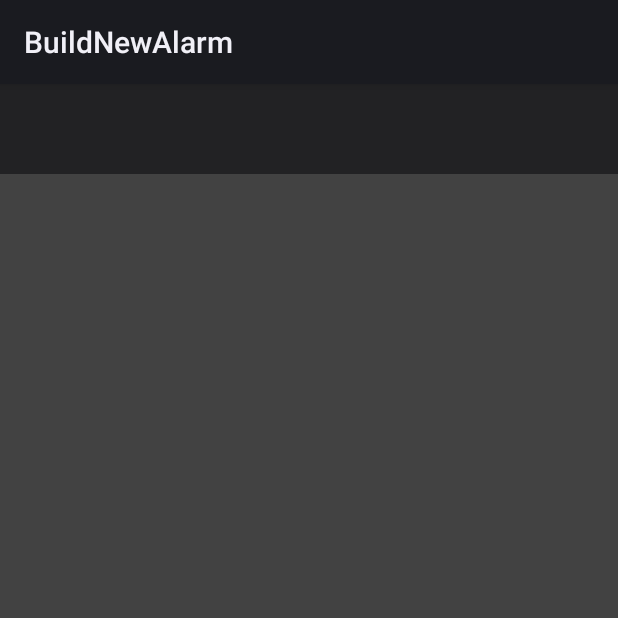
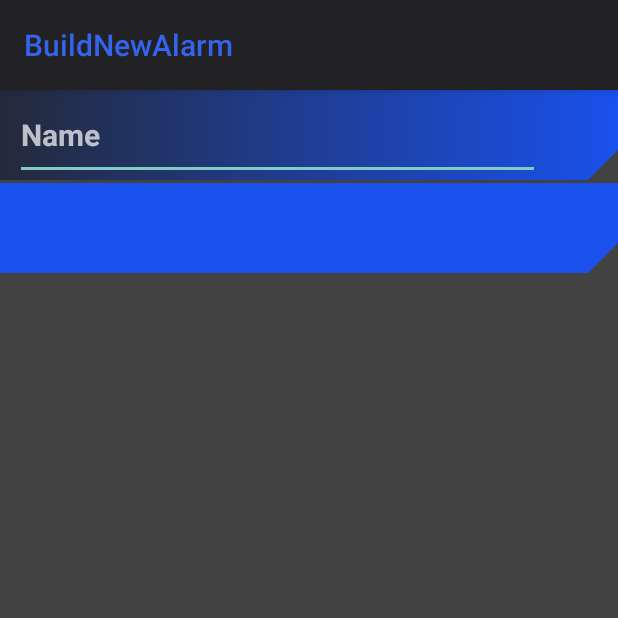
Before and after one commit to Keithoh92/MultiAlarmClock, an Android app: the screen it shows after launch (BuildNewAlarm), on a phone screen of 412 x 824 dp, the top half of it. Run offline under Robolectric (Android 15) with nearby library versions, the phone set to English and light mode, and no system bars.

Commit message:
Began Implementation of Alarm Builder Activity UI

```diff
--- a/app/src/main/AndroidManifest.xml
+++ b/app/src/main/AndroidManifest.xml
@@ -13,7 +13,7 @@
             android:name=".BuildNewAlarm"
             android:exported="true"
             android:label="@string/title_activity_build_new_alarm"
-            android:theme="@style/NoActionBar">
+            android:theme="@style/AppTheme">
             <intent-filter>
                 <action android:name="android.intent.action.MAIN" />
 
--- a/app/src/main/java/com/example/multialarmclock/BuildNewAlarm.kt
+++ b/app/src/main/java/com/example/multialarmclock/BuildNewAlarm.kt
@@ -1,11 +1,36 @@
 package com.example.multialarmclock
 
+import android.graphics.drawable.shapes.Shape
 import androidx.appcompat.app.AppCompatActivity
 import android.os.Bundle
+import android.widget.EditText
+import androidx.appcompat.widget.Toolbar
+
+import com.google.android.material.imageview.ShapeableImageView
 
 class BuildNewAlarm : AppCompatActivity() {
+
+    var toolbar: Toolbar? = null
+    var edit_name: EditText? = null
+//    var edit_name2: EditText? = null
+    var shape_layout: ShapeableImageView? = null
+    var shape_layout2: ShapeableImageView? = null
+//    var relative_layout: View? = null
+
+
     override fun onCreate(savedInstanceState: Bundle?) {
         super.onCreate(savedInstanceState)
         setContentView(R.layout.activity_build_new_alarm)
+
+        toolbar = findViewById(R.id.mytoolbar_build_alarm)
+        setSupportActionBar(toolbar)
+
+//        relative_layout = findViewById(R.id.text_layout)
+        edit_name = findViewById(R.id.edit_name)
+//        edit_name2 = findViewById(R.id.edit_name2)
+        shape_layout = findViewById(R.id.shape_corner)
+        shape_layout2 = findViewById(R.id.shape_corner2)
+
+
     }
 }
--- /dev/null
+++ b/app/src/main/res/drawable/edittext_background.xml
@@ -0,0 +1,8 @@
+<?xml version="1.0" encoding="utf-8"?>
+<shape xmlns:android="http://schemas.android.com/apk/res/android">
+    <gradient
+        android:startColor="#1a51ed"
+        android:endColor="#242a3b"
+        android:angle="180"
+        />
+</shape>
--- a/app/src/main/res/layout/activity_build_new_alarm.xml
+++ b/app/src/main/res/layout/activity_build_new_alarm.xml
@@ -11,7 +11,7 @@
         android:layout_width="match_parent"
         android:layout_height="match_parent"
         android:background="@color/cardview_dark_background"
-        >
+        android:orientation="vertical">
 
         <androidx.appcompat.widget.Toolbar
             android:id="@+id/mytoolbar_build_alarm"
@@ -26,7 +26,55 @@
         </androidx.appcompat.widget.Toolbar>
 
 
+        <RelativeLayout
+            android:id="@+id/text_layout"
+            android:layout_width="match_parent"
+            android:layout_height="match_parent">
 
+
+
+        <com.google.android.material.imageview.ShapeableImageView
+                android:id="@+id/shape_corner"
+                android:layout_width="match_parent"
+                android:layout_height="60dp"
+                android:background="@drawable/edittext_background"
+                app:shapeAppearanceOverlay="@style/cornerCut"
+                >
+        </com.google.android.material.imageview.ShapeableImageView>
+
+            <EditText
+                android:id="@+id/edit_name"
+                android:layout_width="350dp"
+                android:layout_height="60dp"
+                android:textColor="@color/white"
+                android:hint="Name"
+                android:textSize="20dp"
+                android:textStyle="bold"
+                android:inputType="textPersonName"
+                android:layout_marginLeft="10dp"
+                android:gravity="center_vertical"
+                android:elevation="3dp"
+                android:outlineProvider="none"
+                android:layout_alignBottom="@id/shape_corner"
+                >
+            </EditText>
+
+            <com.google.android.material.imageview.ShapeableImageView
+                android:id="@+id/shape_corner2"
+                android:layout_width="match_parent"
+                android:layout_height="60dp"
+                android:background="#1a51ed"
+                app:shapeAppearanceOverlay="@style/cornerCut"
+                android:layout_below="@id/edit_name"
+                android:layout_marginTop="2dp"
+                >
+            </com.google.android.material.imageview.ShapeableImageView>
+
+
+
+
+
+        </RelativeLayout>
 
     </LinearLayout>
 
--- /dev/null
+++ b/app/src/main/res/values/custom_style.xml
@@ -0,0 +1,8 @@
+<?xml version="1.0" encoding="utf-8"?>
+<resources>
+    <style name="cornerCut">
+        <item name="cornerSizeBottomRight">20dp</item>
+        <item name="cornerFamilyBottomRight">cut</item>
+    </style>
+
+</resources>
```
Also changed, not shown: app/src/main/java/com/example/multialarmclock/MainActivity.kt (+10 -11 lines), app/src/main/java/com/example/multialarmclock/SlashCorner.java (added, +58 -0 lines).
